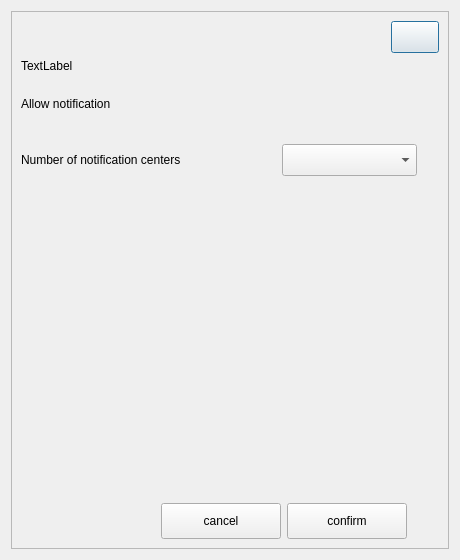
The window that plugins/messages-task/notice/appdetail.ui (ukui/ukui-control-center) describes before a commit, drawn with Qt 5.
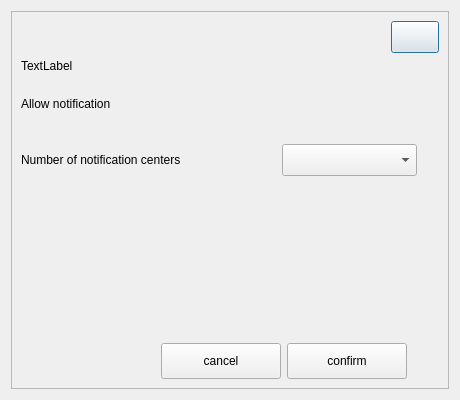
The same window after the commit.

What changed in the file:
```diff
--- a/plugins/messages-task/notice/appdetail.ui
+++ b/plugins/messages-task/notice/appdetail.ui
@@ -7,7 +7,7 @@
     <x>0</x>
     <y>0</y>
     <width>460</width>
-    <height>560</height>
+    <height>400</height>
    </rect>
   </property>
   <property name="sizePolicy">
@@ -19,13 +19,13 @@
   <property name="minimumSize">
    <size>
     <width>460</width>
-    <height>560</height>
+    <height>400</height>
    </size>
   </property>
   <property name="maximumSize">
    <size>
     <width>460</width>
-    <height>560</height>
+    <height>400</height>
    </size>
   </property>
   <property name="windowTitle">
```
